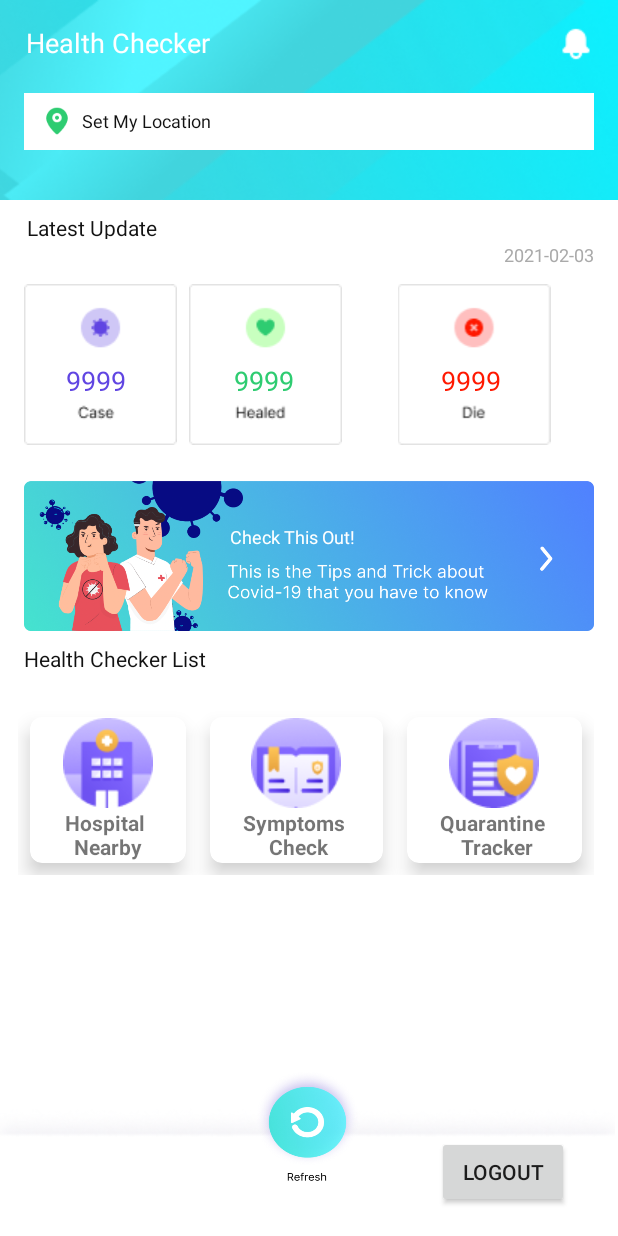
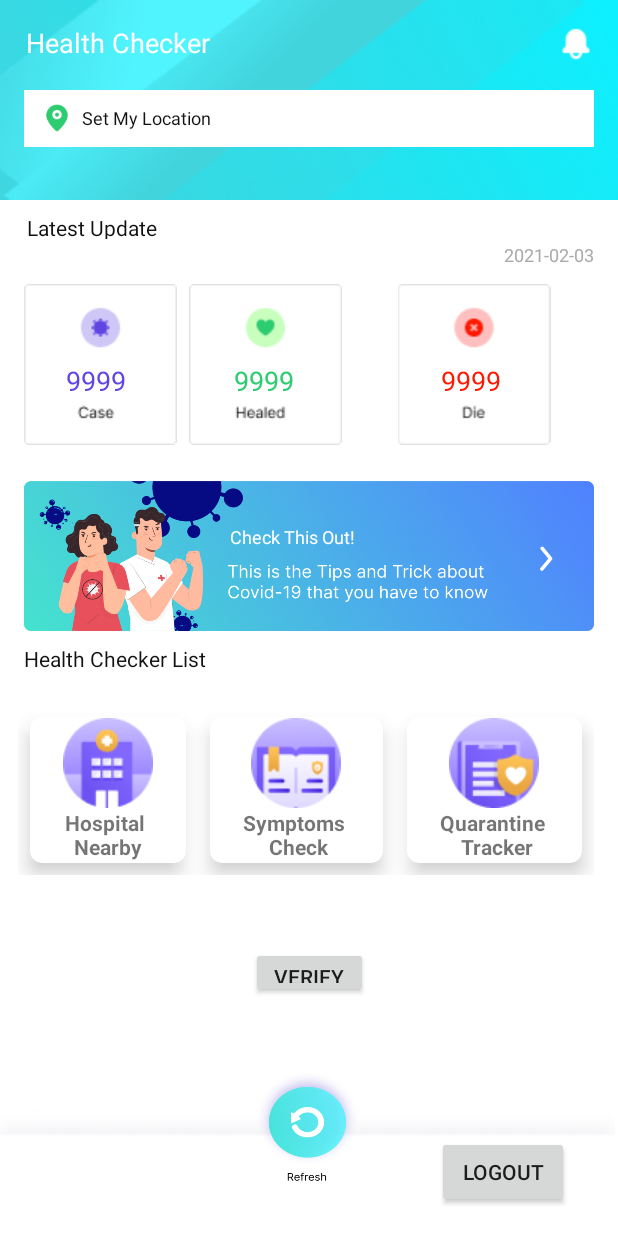
Before and after one commit to xenontopshot/Health-Checker, an Android app: the screen it shows after launch once a user with an empty profile is signed in (MainActivity), on a phone screen of 412 x 824 dp. Run offline under Robolectric (Android 15) with nearby library versions, the phone set to English and light mode, and no system bars; our stand-ins replace Firebase (no records; nobody signed in at launch, a user with empty details on screens opened directly).

Commit message:
Health checker phase 3

```diff
--- a/app/build.gradle
+++ b/app/build.gradle
@@ -35,13 +35,14 @@ dependencies {
     implementation 'androidx.appcompat:appcompat:1.2.0'
     implementation 'com.google.android.material:material:1.2.1'
     implementation 'androidx.constraintlayout:constraintlayout:2.0.4'
-    implementation 'com.google.firebase:firebase-auth:20.0.1'
+    implementation 'com.google.firebase:firebase-auth:20.0.2'
     implementation 'androidx.cardview:cardview:1.0.0'
     implementation 'com.google.android.gms:play-services-maps:17.0.0'
     implementation 'com.google.android.gms:play-services-location:17.0.0'
     implementation 'com.karumi:dexter:6.2.2'
     implementation 'androidx.wear:wear:1.0.0'
     implementation 'com.google.android.libraries.places:places:2.4.0'
+    implementation 'com.google.firebase:firebase-firestore:22.0.1'
     testImplementation 'junit:junit:4.+'
     androidTestImplementation 'androidx.test.ext:junit:1.1.2'
     androidTestImplementation 'androidx.test.espresso:espresso-core:3.3.0'
--- a/app/src/main/java/mmu/edu/my/healthchecker/MainActivity.java
+++ b/app/src/main/java/mmu/edu/my/healthchecker/MainActivity.java
@@ -1,19 +1,31 @@
 package mmu.edu.my.healthchecker;
 
+import androidx.annotation.NonNull;
+import androidx.annotation.Nullable;
 import androidx.appcompat.app.AppCompatActivity;
 import androidx.cardview.widget.CardView;
 
+import android.app.AlertDialog;
+import android.content.DialogInterface;
 import android.content.Intent;
 import android.os.Bundle;
 import android.os.Handler;
 import android.os.Looper;
+import android.text.TextUtils;
 import android.util.Log;
 import android.view.View;
 import android.widget.GridLayout;
 import android.widget.TextView;
 import android.widget.Toast;
 
+import com.google.android.gms.tasks.OnFailureListener;
+import com.google.android.gms.tasks.OnSuccessListener;
 import com.google.firebase.auth.FirebaseAuth;
+import com.google.firebase.firestore.DocumentReference;
+import com.google.firebase.firestore.DocumentSnapshot;
+import com.google.firebase.firestore.EventListener;
+import com.google.firebase.firestore.FirebaseFirestore;
+import com.google.firebase.firestore.FirebaseFirestoreException;
 
 import org.jsoup.Jsoup;
 import org.jsoup.nodes.Document;
@@ -23,6 +35,7 @@ import org.jsoup.select.Elements;
 import java.text.SimpleDateFormat;
 import java.util.Date;
 import java.util.Locale;
+import java.util.Objects;
 
 public class MainActivity extends AppCompatActivity {
 
@@ -36,8 +49,12 @@ public class MainActivity extends AppCompatActivity {
     CardView hospital;
     CardView symptoms;
     CardView tracker;
-    Handler myHandler;
-
+    FirebaseAuth fAuth;
+    FirebaseFirestore fStore;
+    String UserID;
+    String qAddress;
+    boolean moved=false;
+    String sessionId = null;
 
 
     @Override
@@ -47,25 +64,75 @@ public class MainActivity extends AppCompatActivity {
         tcase = findViewById(R.id.totalCase);
         thealed = findViewById(R.id.totalHealed);
         tdead = findViewById(R.id.totalDeath);
-        hospital = (CardView) findViewById(R.id.hospitalNearby);
+        hospital =  findViewById(R.id.hospitalNearby);
         symptoms = findViewById(R.id.checkSymptoms);
         dateToday = findViewById(R.id.Date);
         tracker = findViewById(R.id.tracker);
         youtube = findViewById(R.id.video);
-        addressView = findViewById(R.id.address);
-        mainGrid = (GridLayout) findViewById(R.id.gridLayout);
+        addressView = findViewById(R.id.setAddress);
+        mainGrid =  findViewById(R.id.gridLayout);
+        fStore = FirebaseFirestore.getInstance();
+        fAuth = FirebaseAuth.getInstance();
 
         GetTotal p = new GetTotal();
         p.start();
 
-        String sessionId = getIntent().getStringExtra("address");
         String date = new SimpleDateFormat("yyyy-MM-dd", Locale.getDefault()).format(new Date());
-
         dateToday.setText(date);
 
-        if(sessionId != null){
-            addressView.setText(sessionId);
-            Log.d("veraa", sessionId);
+        UserID = Objects.requireNonNull(fAuth.getCurrentUser()).getUid();
+        DocumentReference documentReference = fStore.collection("users").document(UserID);
+        documentReference.get().addOnSuccessListener(new OnSuccessListener<DocumentSnapshot>() {
+            @Override
+            public void onSuccess(DocumentSnapshot documentSnapshot) {
+                if(documentSnapshot.exists()){
+                    qAddress = documentSnapshot.getString("Quarantine Location");
+                    Log.d("what1236",qAddress);
+                    addressView.setText(qAddress);
+                }else{
+                    Toast.makeText(MainActivity.this, "Set Address", Toast.LENGTH_SHORT).show();
+                }
+            }
+        }).addOnFailureListener(new OnFailureListener() {
+            @Override
+            public void onFailure(@NonNull Exception e) {
+                Log.d("what1234","wsawd");
+            }
+        });
+
+        sessionId = getIntent().getStringExtra("result");
+
+        if(sessionId!=null){
+            Log.d("result?:","NOTsame");
+            AlertDialog.Builder builder = new AlertDialog.Builder(MainActivity.this);
+            builder.setTitle("Warning");
+            builder.setMessage("You left Quarantine Area. Please return immediately");
+
+            builder.setPositiveButton("yes", new DialogInterface.OnClickListener() {
+                @Override
+                public void onClick(DialogInterface dialog, int which) {
+                    Toast.makeText(getApplicationContext(), "ok", Toast.LENGTH_SHORT).show();
+
+                }
+            });
+
+            builder.setNegativeButton("no", new DialogInterface.OnClickListener() {
+                @Override
+                public void onClick(DialogInterface dialog, int which) {
+                    Toast.makeText(getApplicationContext(), "ok", Toast.LENGTH_SHORT).show();
+
+                }
+            });
+
+            AlertDialog alert = builder.create();
+            alert.show();
+        }
+
+
+
+        if (qAddress != null){
+            addressView.setText(qAddress);
+            //Log.d("what1",qAddress);
         }
 
         hospital.setOnClickListener(new View.OnClickListener() {
@@ -100,6 +167,67 @@ public class MainActivity extends AppCompatActivity {
 
     }
 
+    @Override
+    protected void onResume() {
+        super.onResume();
+        DocumentReference documentReference = fStore.collection("users").document(UserID);
+        documentReference.get().addOnSuccessListener(new OnSuccessListener<DocumentSnapshot>() {
+            @Override
+            public void onSuccess(DocumentSnapshot documentSnapshot) {
+                if(documentSnapshot.exists()){
+                    qAddress = documentSnapshot.getString("Quarantine Location");
+                    Log.d("what123",qAddress);
+                    addressView.setText(qAddress);
+                }else{
+                    Toast.makeText(MainActivity.this, "Set Address", Toast.LENGTH_SHORT).show();
+                }
+            }
+        }).addOnFailureListener(new OnFailureListener() {
+            @Override
+            public void onFailure(@NonNull Exception e) {
+
+            }
+        });
+
+
+
+    }
+
+    public void verify(View view) {
+        if (qAddress != null){
+            Log.d("verifying",qAddress);
+            Intent mainIntent = new Intent(MainActivity.this, CheckLocation.class);
+            mainIntent.putExtra("verifyAddress", qAddress);
+            startActivity(mainIntent);
+        }
+
+
+        /*if(moved){
+            AlertDialog.Builder builder = new AlertDialog.Builder(MainActivity.this);
+            builder.setTitle("Ramkhumar");
+            builder.setMessage("1161102130");
+
+            builder.setPositiveButton("yes", new DialogInterface.OnClickListener() {
+                @Override
+                public void onClick(DialogInterface dialog, int which) {
+                    Toast.makeText(getApplicationContext(), "ok", Toast.LENGTH_SHORT).show();
+
+                }
+            });
+
+            builder.setNegativeButton("no", new DialogInterface.OnClickListener() {
+                @Override
+                public void onClick(DialogInterface dialog, int which) {
+                    Toast.makeText(getApplicationContext(), "ok", Toast.LENGTH_SHORT).show();
+
+                }
+            });
+
+            AlertDialog alert = builder.create();
+            alert.show();
+        }*/
+    }
+
     public class GetTotal extends Thread{
         Elements message1;
 
@@ -114,7 +242,7 @@ public class MainActivity extends AppCompatActivity {
                     public void run() {
                         int i=0;
                         for(Element e : message1) {
-                            Log.d("case", e.text());
+                            //Log.d("case", e.text());
                             if (i == 0) {
                                 String[] splitStr1 = e.text().trim().split("\\s+");
                                 tcase.setText(splitStr1[0]);
@@ -144,7 +272,7 @@ public class MainActivity extends AppCompatActivity {
     public void logout(View view) {
         FirebaseAuth.getInstance().signOut();
         startActivity(new Intent(getApplicationContext(),Login.class));
-        Log.d("vera", "maygod");
+        //Log.d("vera", "maygod");
         Toast.makeText(MainActivity.this, "Logged Out", Toast.LENGTH_SHORT).show();
         finish();
     }
--- a/app/src/main/res/layout/activity_main.xml
+++ b/app/src/main/res/layout/activity_main.xml
@@ -114,7 +114,7 @@
         app:layout_constraintHorizontal_bias="0.0"
         app:layout_constraintStart_toStartOf="parent"
         app:layout_constraintTop_toTopOf="parent"
-        app:layout_constraintVertical_bias="0.079"
+        app:layout_constraintVertical_bias="0.076"
         app:srcCompat="@drawable/kotak" />
 
     <ImageView
@@ -394,7 +394,7 @@
         app:srcCompat="@drawable/maps" />
 
     <TextView
-        android:id="@+id/address"
+        android:id="@+id/setAddress"
         android:layout_width="wrap_content"
         android:layout_height="wrap_content"
         android:layout_marginStart="36dp"
@@ -408,5 +408,16 @@
         app:layout_constraintTop_toTopOf="@+id/imageView2"
         app:layout_constraintVertical_bias="0.363" />
 
+    <Button
+        android:id="@+id/checkLocation"
+        android:layout_width="78dp"
+        android:layout_height="34dp"
+        android:onClick="verify"
+        android:text="Verify"
+        app:layout_constraintBottom_toTopOf="@+id/btn_refresh"
+        app:layout_constraintEnd_toEndOf="parent"
+        app:layout_constraintStart_toStartOf="parent"
+        app:layout_constraintTop_toBottomOf="@+id/gridLayout" />
+
 
 </androidx.constraintlayout.widget.ConstraintLayout>
```
Also changed, not shown: app/src/main/AndroidManifest.xml (+11 -6 lines), app/src/main/java/mmu/edu/my/healthchecker/CheckLocation.java (added, +121 -0 lines), app/src/main/java/mmu/edu/my/healthchecker/tracker.java (+31 -12 lines), app/src/main/res/layout/activity_tracker.xml (+6 -7 lines).
